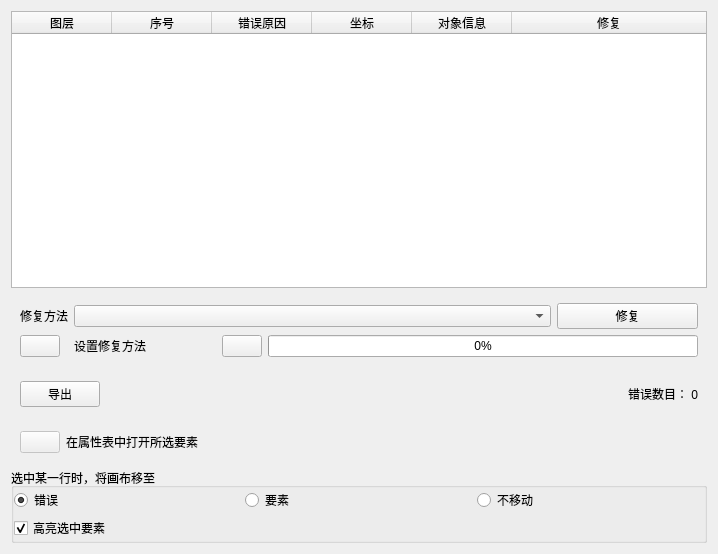
Deng-Jiayu/TopologyChecker, file resulttab.ui: the form before one commit.
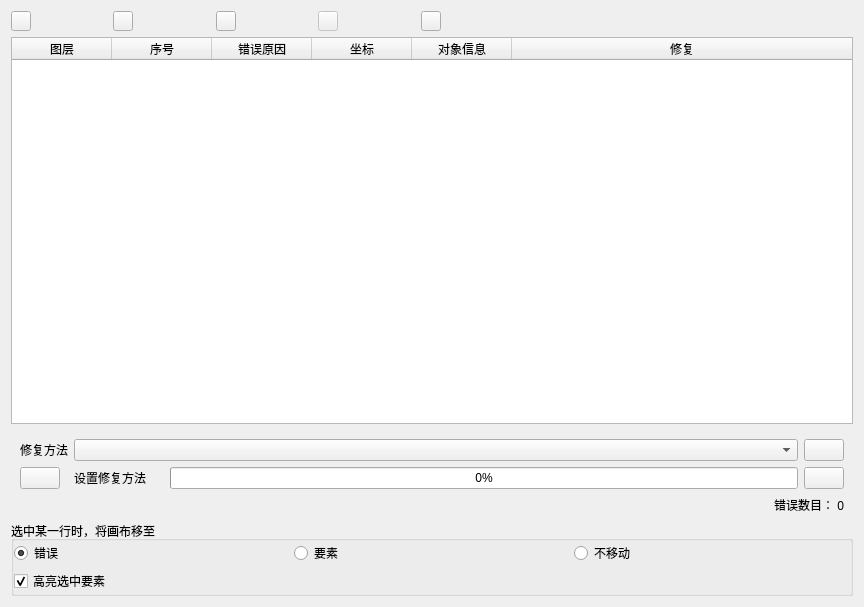
The form after the commit. Icons and pictures are not drawn.

```diff
--- a/resulttab.ui
+++ b/resulttab.ui
@@ -6,23 +6,17 @@
    <rect>
     <x>0</x>
     <y>0</y>
-    <width>718</width>
-    <height>554</height>
+    <width>864</width>
+    <height>607</height>
    </rect>
   </property>
   <property name="windowTitle">
    <string>Form</string>
   </property>
-  <layout class="QGridLayout" name="gridLayout_3">
-   <item row="5" column="0">
-    <widget class="QGroupBox" name="groupBoxRowSelectionBehavior">
-     <property name="title">
-      <string>选中某一行时，将画布移至</string>
-     </property>
-     <property name="flat">
-      <bool>true</bool>
-     </property>
-     <layout class="QGridLayout" name="gridLayout_2">
+  <layout class="QGridLayout" name="gridLayout">
+   <item row="0" column="0">
+    <widget class="QWidget" name="widget_2" native="true">
+     <layout class="QGridLayout" name="gridLayout_3">
       <property name="leftMargin">
        <number>0</number>
       </property>
@@ -36,55 +30,74 @@
        <number>0</number>
       </property>
       <property name="spacing">
-       <number>4</number>
+       <number>0</number>
       </property>
+      <item row="0" column="9">
+       <spacer name="horizontalSpacer_9">
+        <property name="orientation">
+         <enum>Qt::Horizontal</enum>
+        </property>
+        <property name="sizeHint" stdset="0">
+         <size>
+          <width>40</width>
+          <height>20</height>
+         </size>
+        </property>
+       </spacer>
+      </item>
+      <item row="0" column="8">
+       <widget class="QPushButton" name="btnClassify">
+        <property name="sizePolicy">
+         <sizepolicy hsizetype="Maximum" vsizetype="Fixed">
+          <horstretch>0</horstretch>
+          <verstretch>0</verstretch>
+         </sizepolicy>
+        </property>
+        <property name="maximumSize">
+         <size>
+          <width>20</width>
+          <height>20</height>
+         </size>
+        </property>
+        <property name="toolTip">
+         <string>按类别显示结果</string>
+        </property>
+        <property name="text">
+         <string/>
+        </property>
+        <property name="icon">
+         <iconset resource="topologychecker.qrc">
+          <normaloff>:/icons/mClassification.svg</normaloff>:/icons/mClassification.svg</iconset>
+        </property>
+       </widget>
+      </item>
       <item row="0" column="1">
-       <widget class="QRadioButton" name="radioButtonFeature">
-        <property name="text">
-         <string>要素</string>
+       <spacer name="horizontalSpacer_3">
+        <property name="orientation">
+         <enum>Qt::Horizontal</enum>
         </property>
-       </widget>
-      </item>
-      <item row="0" column="0">
-       <widget class="QRadioButton" name="radioButtonError">
-        <property name="text">
-         <string>错误</string>
+        <property name="sizeHint" stdset="0">
+         <size>
+          <width>40</width>
+          <height>20</height>
+         </size>
         </property>
-        <property name="checkable">
-         <bool>true</bool>
-        </property>
-        <property name="checked">
-         <bool>true</bool>
-        </property>
-       </widget>
+       </spacer>
       </item>
-      <item row="0" column="2">
-       <widget class="QRadioButton" name="radioButtonDontMove">
-        <property name="text">
-         <string>不移动</string>
+      <item row="0" column="10">
+       <spacer name="horizontalSpacer_8">
+        <property name="orientation">
+         <enum>Qt::Horizontal</enum>
         </property>
-       </widget>
-      </item>
-      <item row="1" column="0" colspan="3">
-       <widget class="QCheckBox" name="checkBoxHighlight">
-        <property name="text">
-         <string>高亮选中要素</string>
+        <property name="sizeHint" stdset="0">
+         <size>
+          <width>40</width>
+          <height>20</height>
+         </size>
         </property>
-        <property name="checked">
-         <bool>true</bool>
-        </property>
-       </widget>
+       </spacer>
       </item>
-     </layout>
-    </widget>
-   </item>
-   <item row="4" column="0">
-    <widget class="QWidget" name="openWidge" native="true">
-     <property name="enabled">
-      <bool>true</bool>
-     </property>
-     <layout class="QHBoxLayout" name="horizontalLayout_2">
-      <item>
+      <item row="0" column="6">
        <widget class="QPushButton" name="btnOpenAttributeTable">
         <property name="enabled">
          <bool>false</bool>
@@ -95,23 +108,168 @@
           <verstretch>0</verstretch>
          </sizepolicy>
         </property>
+        <property name="maximumSize">
+         <size>
+          <width>20</width>
+          <height>20</height>
+         </size>
+        </property>
+        <property name="toolTip">
+         <string>在属性表中显示选定的要素</string>
+        </property>
         <property name="icon">
          <iconset>
           <normaloff>:/images/themes/default/mActionFromSelectedFeature.svg</normaloff>:/images/themes/default/mActionFromSelectedFeature.svg</iconset>
         </property>
        </widget>
       </item>
-      <item>
-       <widget class="QLabel" name="labelOpenAttributeTable">
+      <item row="0" column="11">
+       <spacer name="horizontalSpacer_7">
+        <property name="orientation">
+         <enum>Qt::Horizontal</enum>
+        </property>
+        <property name="sizeHint" stdset="0">
+         <size>
+          <width>40</width>
+          <height>20</height>
+         </size>
+        </property>
+       </spacer>
+      </item>
+      <item row="0" column="0">
+       <widget class="QPushButton" name="btnExport">
+        <property name="sizePolicy">
+         <sizepolicy hsizetype="Maximum" vsizetype="Fixed">
+          <horstretch>0</horstretch>
+          <verstretch>0</verstretch>
+         </sizepolicy>
+        </property>
+        <property name="maximumSize">
+         <size>
+          <width>20</width>
+          <height>20</height>
+         </size>
+        </property>
+        <property name="toolTip">
+         <string>导出</string>
+        </property>
         <property name="text">
-         <string>在属性表中打开所选要素</string>
+         <string/>
         </property>
        </widget>
       </item>
+      <item row="0" column="12">
+       <spacer name="horizontalSpacer_6">
+        <property name="orientation">
+         <enum>Qt::Horizontal</enum>
+        </property>
+        <property name="sizeHint" stdset="0">
+         <size>
+          <width>40</width>
+          <height>20</height>
+         </size>
+        </property>
+       </spacer>
+      </item>
+      <item row="0" column="4">
+       <widget class="QPushButton" name="btnRefresh">
+        <property name="maximumSize">
+         <size>
+          <width>20</width>
+          <height>20</height>
+         </size>
+        </property>
+        <property name="text">
+         <string/>
+        </property>
+        <property name="icon">
+         <iconset resource="topologychecker.qrc">
+          <normaloff>:/icons/mRefresh.svg</normaloff>:/icons/mRefresh.svg</iconset>
+        </property>
+       </widget>
+      </item>
+      <item row="0" column="5">
+       <spacer name="horizontalSpacer_4">
+        <property name="orientation">
+         <enum>Qt::Horizontal</enum>
+        </property>
+        <property name="sizeHint" stdset="0">
+         <size>
+          <width>40</width>
+          <height>20</height>
+         </size>
+        </property>
+       </spacer>
+      </item>
+      <item row="0" column="2">
+       <widget class="QPushButton" name="btnImport">
+        <property name="sizePolicy">
+         <sizepolicy hsizetype="Maximum" vsizetype="Fixed">
+          <horstretch>0</horstretch>
+          <verstretch>0</verstretch>
+         </sizepolicy>
+        </property>
+        <property name="maximumSize">
+         <size>
+          <width>20</width>
+          <height>20</height>
+         </size>
+        </property>
+        <property name="toolTip">
+         <string>导入</string>
+        </property>
+        <property name="text">
+         <string/>
+        </property>
+        <property name="icon">
+         <iconset resource="topologychecker.qrc">
+          <normaloff>:/icons/mImport.svg</normaloff>:/icons/mImport.svg</iconset>
+        </property>
+       </widget>
+      </item>
+      <item row="0" column="13">
+       <spacer name="horizontalSpacer_2">
+        <property name="orientation">
+         <enum>Qt::Horizontal</enum>
+        </property>
+        <property name="sizeHint" stdset="0">
+         <size>
+          <width>40</width>
+          <height>20</height>
+         </size>
+        </property>
+       </spacer>
+      </item>
+      <item row="0" column="7">
+       <spacer name="horizontalSpacer_5">
+        <property name="orientation">
+         <enum>Qt::Horizontal</enum>
+        </property>
+        <property name="sizeHint" stdset="0">
+         <size>
+          <width>40</width>
+          <height>20</height>
+         </size>
+        </property>
+       </spacer>
+      </item>
+      <item row="0" column="3">
+       <spacer name="horizontalSpacer_10">
+        <property name="orientation">
+         <enum>Qt::Horizontal</enum>
+        </property>
+        <property name="sizeHint" stdset="0">
+         <size>
+          <width>40</width>
+          <height>20</height>
+         </size>
+        </property>
+       </spacer>
+      </item>
      </layout>
     </widget>
    </item>
-   <item row="0" column="0">
+   <item row="1" column="0">
     <widget class="QTableWidget" name="tableWidgetErrors">
      <property name="editTriggers">
       <set>QAbstractItemView::NoEditTriggers</set>
@@ -166,49 +324,23 @@
      </column>
     </widget>
    </item>
-   <item row="3" column="0">
-    <widget class="QWidget" name="widget" native="true">
-     <layout class="QHBoxLayout" name="horizontalLayout">
-      <item>
-       <widget class="QPushButton" name="btnExport">
-        <property name="text">
-         <string>导出</string>
-        </property>
-       </widget>
-      </item>
-      <item>
-       <spacer name="horizontalSpacer">
-        <property name="orientation">
-         <enum>Qt::Horizontal</enum>
-        </property>
-        <property name="sizeHint" stdset="0">
-         <size>
-          <width>280</width>
-          <height>20</height>
-         </size>
-        </property>
-       </spacer>
-      </item>
-      <item>
-       <widget class="QLabel" name="labelErrorCount">
-        <property name="text">
-         <string>错误数目： 0</string>
-        </property>
-        <property name="alignment">
-         <set>Qt::AlignRight|Qt::AlignTrailing|Qt::AlignVCenter</set>
-        </property>
-       </widget>
-      </item>
-     </layout>
-    </widget>
-   </item>
    <item row="2" column="0">
     <widget class="QWidget" name="fixWidget" native="true">
      <layout class="QGridLayout" name="gridLayout_4">
-      <item row="1" column="2">
-       <widget class="QLabel" name="labelErrorResolutionSettings">
+      <property name="bottomMargin">
+       <number>0</number>
+      </property>
+      <item row="0" column="6">
+       <widget class="QPushButton" name="btnFix">
+        <property name="toolTip">
+         <string>修复</string>
+        </property>
         <property name="text">
-         <string>设置修复方法</string>
+         <string/>
+        </property>
+        <property name="icon">
+         <iconset resource="topologychecker.qrc">
+          <normaloff>:/icons/mIconSuccess.svg</normaloff>:/icons/mIconSuccess.svg</iconset>
         </property>
        </widget>
       </item>
@@ -219,24 +351,7 @@
         </property>
        </widget>
       </item>
-      <item row="1" column="0">
-       <widget class="QPushButton" name="btnErrorResolutionSettings">
-        <property name="sizePolicy">
-         <sizepolicy hsizetype="Maximum" vsizetype="Fixed">
-          <horstretch>0</horstretch>
-          <verstretch>0</verstretch>
-         </sizepolicy>
-        </property>
-        <property name="toolTip">
-         <string>设置修复方法</string>
-        </property>
-        <property name="icon">
-         <iconset>
-          <normaloff>:/images/themes/default/mActionOptions.svg</normaloff>:/images/themes/default/mActionOptions.svg</iconset>
-        </property>
-       </widget>
-      </item>
-      <item row="1" column="3">
+      <item row="1" column="6">
        <widget class="QPushButton" name="btnFixWithDefault">
         <property name="enabled">
          <bool>true</bool>
@@ -256,21 +371,38 @@
         </property>
        </widget>
       </item>
-      <item row="0" column="6">
-       <widget class="QPushButton" name="btnFix">
-        <property name="text">
-         <string>修复</string>
-        </property>
-       </widget>
-      </item>
-      <item row="1" column="4" colspan="3">
+      <item row="1" column="5">
        <widget class="QProgressBar" name="progressBarFixErrors">
         <property name="value">
          <number>0</number>
         </property>
        </widget>
       </item>
-      <item row="0" column="2" colspan="4">
+      <item row="1" column="0">
+       <widget class="QPushButton" name="btnErrorResolutionSettings">
+        <property name="sizePolicy">
+         <sizepolicy hsizetype="Maximum" vsizetype="Fixed">
+          <horstretch>0</horstretch>
+          <verstretch>0</verstretch>
+         </sizepolicy>
+        </property>
+        <property name="toolTip">
+         <string>设置修复方法</string>
+        </property>
+        <property name="icon">
+         <iconset resource="topologychecker.qrc">
+          <normaloff>:/icons/mActionOptions.svg</normaloff>:/icons/mActionOptions.svg</iconset>
+        </property>
+       </widget>
+      </item>
+      <item row="1" column="1">
+       <widget class="QLabel" name="labelErrorResolutionSettings">
+        <property name="text">
+         <string>设置修复方法</string>
+        </property>
+       </widget>
+      </item>
+      <item row="0" column="1" colspan="5">
        <widget class="QComboBox" name="mComboBox">
         <property name="whatsThis">
          <string>select fix method</string>
@@ -283,6 +415,105 @@
      </layout>
     </widget>
    </item>
+   <item row="3" column="0">
+    <widget class="QWidget" name="widget" native="true">
+     <layout class="QHBoxLayout" name="horizontalLayout">
+      <property name="topMargin">
+       <number>0</number>
+      </property>
+      <property name="bottomMargin">
+       <number>0</number>
+      </property>
+      <item>
+       <spacer name="horizontalSpacer">
+        <property name="orientation">
+         <enum>Qt::Horizontal</enum>
+        </property>
+        <property name="sizeHint" stdset="0">
+         <size>
+          <width>280</width>
+          <height>20</height>
+         </size>
+        </property>
+       </spacer>
+      </item>
+      <item>
+       <widget class="QLabel" name="labelErrorCount">
+        <property name="text">
+         <string>错误数目： 0</string>
+        </property>
+        <property name="alignment">
+         <set>Qt::AlignRight|Qt::AlignTrailing|Qt::AlignVCenter</set>
+        </property>
+       </widget>
+      </item>
+     </layout>
+    </widget>
+   </item>
+   <item row="4" column="0">
+    <widget class="QGroupBox" name="groupBoxRowSelectionBehavior">
+     <property name="title">
+      <string>选中某一行时，将画布移至</string>
+     </property>
+     <property name="flat">
+      <bool>true</bool>
+     </property>
+     <layout class="QGridLayout" name="gridLayout_2">
+      <property name="leftMargin">
+       <number>0</number>
+      </property>
+      <property name="topMargin">
+       <number>0</number>
+      </property>
+      <property name="rightMargin">
+       <number>0</number>
+      </property>
+      <property name="bottomMargin">
+       <number>0</number>
+      </property>
+      <property name="spacing">
+       <number>4</number>
+      </property>
+      <item row="0" column="1">
+       <widget class="QRadioButton" name="radioButtonFeature">
+        <property name="text">
+         <string>要素</string>
+        </property>
+       </widget>
+      </item>
+      <item row="0" column="0">
+       <widget class="QRadioButton" name="radioButtonError">
+        <property name="text">
+         <string>错误</string>
+        </property>
+        <property name="checkable">
+         <bool>true</bool>
+        </property>
+        <property name="checked">
+         <bool>true</bool>
+        </property>
+       </widget>
+      </item>
+      <item row="0" column="2">
+       <widget class="QRadioButton" name="radioButtonDontMove">
+        <property name="text">
+         <string>不移动</string>
+        </property>
+       </widget>
+      </item>
+      <item row="1" column="0" colspan="3">
+       <widget class="QCheckBox" name="checkBoxHighlight">
+        <property name="text">
+         <string>高亮选中要素</string>
+        </property>
+        <property name="checked">
+         <bool>true</bool>
+        </property>
+       </widget>
+      </item>
+     </layout>
+    </widget>
+   </item>
   </layout>
  </widget>
  <resources/>
```
Left out of the diff: 16 changed lines with no effect on the pictures.
